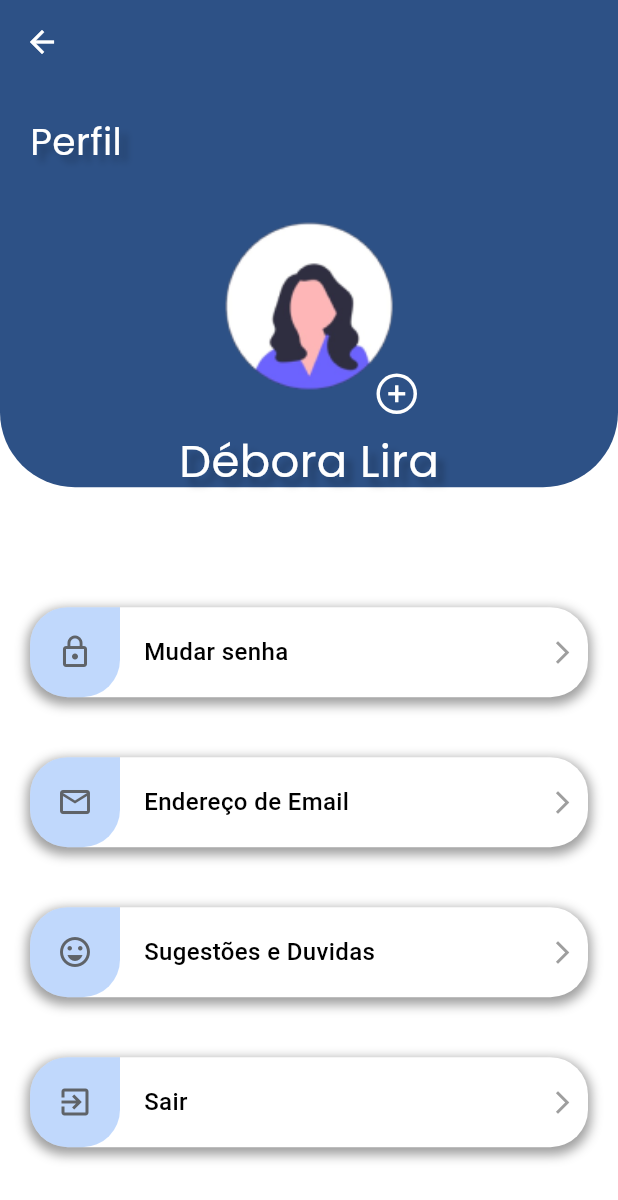
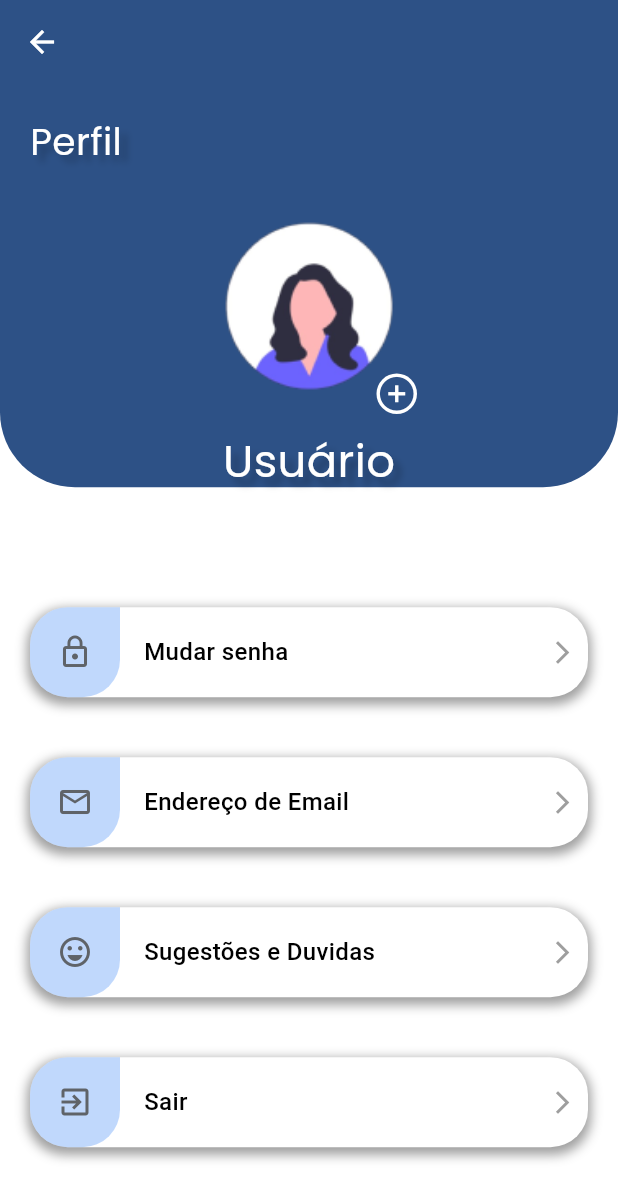
Before and after one commit to GabrielSCarvalho14/Planix, a Flutter app: the Perfil screen opened directly, on a phone screen of 412 x 824 dp. Shown: the top 1200 px of the screen. Run offline on Flutter 3.47's test engine with Material 3 defaults, Android fonts, the phone set to English and light mode, and no system bars; our stand-ins replace font_awesome_flutter, google_fonts, table_calendar; network calls fail.

Commit message:
Planix final 03/12

```diff
--- a/planix/planix/lib/screens/calendario.dart
+++ b/planix/planix/lib/screens/calendario.dart
@@ -14,6 +14,7 @@ class Calendario extends StatelessWidget {
   @override
   Widget build(BuildContext context) {
     return MaterialApp(
+      debugShowCheckedModeBanner: false,
       localizationsDelegates: const [
         GlobalMaterialLocalizations.delegate,
         GlobalWidgetsLocalizations.delegate,
--- a/planix/planix/lib/screens/dashboard.dart
+++ b/planix/planix/lib/screens/dashboard.dart
@@ -2,6 +2,7 @@ import 'package:flutter/material.dart';
 import 'package:planix/components/card.dart';
 import 'package:planix/components/switchButton.dart';
 import 'package:planix/components/textStyle.dart';
+import 'package:planix/controllers/userController.dart';
 import 'package:planix/screens/ganhos.dart';
 import 'package:planix/screens/gastos.dart';
 import 'package:planix/screens/perfil.dart';
@@ -13,6 +14,8 @@ class Dashboard extends StatelessWidget {
 
   @override
   Widget build(BuildContext context) {
+    final userController = UserController.instance;
+    final String nomeUsuario = userController.getNomeUsuario();
     return Scaffold(
       appBar: AppBar(
         iconTheme: const IconThemeData(color: Color(0xff2D5287)),
@@ -43,7 +46,7 @@ class Dashboard extends StatelessWidget {
         child: ListView(
           children: [
             Text(
-              "Olá, Débora",
+              "Olá, ${nomeUsuario.isNotEmpty ? nomeUsuario : 'Usuário'}",
               style: txtDonglePreto(45),
             ),
             Text(
--- a/planix/planix/lib/screens/perfil.dart
+++ b/planix/planix/lib/screens/perfil.dart
@@ -1,16 +1,20 @@
 import 'package:flutter/material.dart';
 import 'package:planix/components/customOptionButton.dart';
 import 'package:planix/components/textStyle.dart';
+import 'package:planix/controllers/userController.dart';
 import 'package:planix/screens/mudarEmail.dart';
 import 'package:planix/screens/mudarSenha.dart';
-import 'package:planix/screens/plannerPessoal.dart';
-import 'package:planix/screens/sugest%C3%B5esDuvidas.dart';
+import 'package:planix/screens/sugestoesDuvidas.dart';
+import 'package:planix/screens/telaInicial.dart';
 
 class Perfil extends StatelessWidget {
   const Perfil({super.key});
 
   @override
   Widget build(BuildContext context) {
+    final userController = UserController.instance;
+    final String nomeUsuario = userController.getNomeUsuario();
+
     return Scaffold(
       appBar: AppBar(
         backgroundColor: const Color(0xff2D5186),
@@ -84,7 +88,7 @@ class Perfil extends StatelessWidget {
                           ),
                           const SizedBox(height: 10),
                           Text(
-                            'Débora Lira',
+                            nomeUsuario.isNotEmpty ? nomeUsuario : 'Usuário',
                             style: txtPoppinsWhite(30),
                           ),
                         ],
@@ -103,14 +107,14 @@ class Perfil extends StatelessWidget {
               child: Column(
                 children: [
                   const SizedBox(height: 60,),
-                  CustomOptionButton(icon: Icons.lock_outline, text: 'Mudar senha', onTap: () {Navigator.push(context,MaterialPageRoute(builder: (context) => const MudarSenha()),);}),
-                  CustomOptionButton(icon: Icons.email_outlined, text: 'Endereço de Email', onTap: () {Navigator.push(context,MaterialPageRoute(builder: (context) => const MudarEmail()),);}),
-                  CustomOptionButton(icon: Icons.sentiment_very_satisfied, text: 'Sugestões e Duvidas', onTap: () {Navigator.push(context,MaterialPageRoute(builder: (context) => const SugestoesDuvidas()),);}),
-                  CustomOptionButton(icon: Icons.exit_to_app, text: 'Sair', onTap: () {Navigator.push(context,MaterialPageRoute(builder: (context) => const PlannerPessoal()),);}),
+                  CustomOptionButton(icon: Icons.lock_outline, text: 'Mudar senha', onTap: () {Navigator.push(context,MaterialPageRoute(builder: (context) => const MudarSenha()),);} ),
+                  CustomOptionButton(icon: Icons.email_outlined, text: 'Endereço de Email', onTap: () {Navigator.push(context,MaterialPageRoute(builder: (context) => const MudarEmail()),);} ),
+                  CustomOptionButton(icon: Icons.sentiment_very_satisfied, text: 'Sugestões e Duvidas', onTap: () {Navigator.push(context,MaterialPageRoute(builder: (context) => const SugestoesDuvidas()),);} ),
+                  CustomOptionButton(icon: Icons.exit_to_app, text: 'Sair', onTap: () {Navigator.push(context,MaterialPageRoute(builder: (context) => const TelaInicial()),);} ),
                 ],
               ),
             ),
-          )
+          ),
         ],
       ),
     );
--- a/planix/planix/lib/screens/plannerPessoal.dart
+++ b/planix/planix/lib/screens/plannerPessoal.dart
@@ -3,6 +3,7 @@
 import 'package:flutter/material.dart';
 import 'package:planix/components/switchButton.dart';
 import 'package:planix/components/textStyle.dart';
+import 'package:planix/controllers/userController.dart';
 import 'package:planix/screens/calendario.dart';
 import 'package:planix/screens/listaMetas.dart';
 import 'package:planix/screens/perfil.dart';
@@ -13,6 +14,8 @@ class PlannerPessoal extends StatelessWidget {
 
   @override
   Widget build(BuildContext context) {
+    final userController = UserController.instance;
+    final String nomeUsuario = userController.getNomeUsuario();
     return Scaffold(
       backgroundColor: Colors.white,
       appBar: AppBar(
@@ -45,7 +48,7 @@ class PlannerPessoal extends StatelessWidget {
           crossAxisAlignment: CrossAxisAlignment.start,
           children: [
             Text(
-              "Olá, Débora",
+              "Olá, ${nomeUsuario.isNotEmpty ? nomeUsuario : 'Usuário'}",
               style: txtDonglePreto(45),
             ),
             Text(
```
Also changed, not shown: planix/planix/lib/controllers/userController.dart (+5 -5 lines), planix/planix/lib/screens/sugestoesDuvidas.dart (renamed from planix/planix/lib/screens/sugestõesDuvidas.dart).
